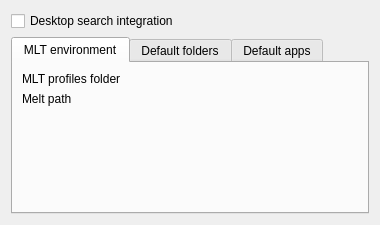
Qt form src/widgets/configenv_ui.ui (KDE/kdenlive) before a commit.
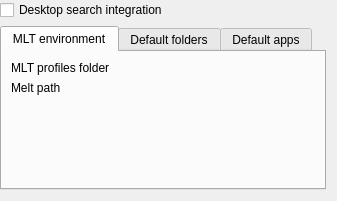
The same form after that commit. Custom widgets are drawn as their Qt base class.

Commit message: Remove double margin in config dialog

```diff
--- a/src/widgets/configenv_ui.ui
+++ b/src/widgets/configenv_ui.ui
@@ -6,11 +6,17 @@
    <rect>
     <x>0</x>
     <y>0</y>
-    <width>380</width>
-    <height>225</height>
+    <width>337</width>
+    <height>201</height>
    </rect>
   </property>
   <layout class="QGridLayout" name="gridLayout">
+   <property name="leftMargin">
+    <number>0</number>
+   </property>
+   <property name="topMargin">
+    <number>0</number>
+   </property>
    <item row="0" column="0">
     <widget class="QCheckBox" name="kcfg_activate_nepomuk">
      <property name="text">
```
The commit also changes 7 other files.
